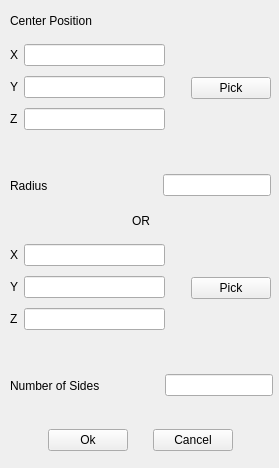
First picture: the form in src/OpenParEMg/PolycircleEditForm.ui, repository OpenParEM/OpenParEM, before the edit.
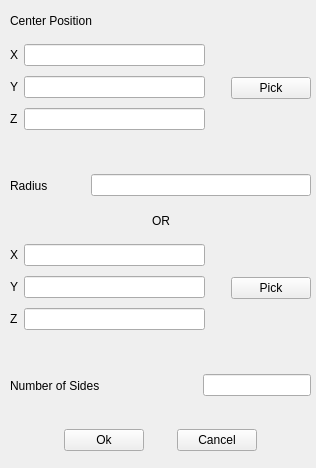
Second picture: the form after the edit. Custom widgets are drawn as their Qt base class.

Commit message: updated input forms for field width and form location

What changed in the file:
```diff
--- a/src/OpenParEMg/PolycircleEditForm.ui
+++ b/src/OpenParEMg/PolycircleEditForm.ui
@@ -6,7 +6,7 @@
    <rect>
     <x>0</x>
     <y>0</y>
-    <width>279</width>
+    <width>316</width>
     <height>468</height>
    </rect>
   </property>
@@ -18,7 +18,7 @@
     <rect>
      <x>10</x>
      <y>420</y>
-     <width>261</width>
+     <width>301</width>
      <height>41</height>
     </rect>
    </property>
@@ -115,7 +115,7 @@
     <rect>
      <x>10</x>
      <y>370</y>
-     <width>263</width>
+     <width>301</width>
      <height>31</height>
     </rect>
    </property>
@@ -147,7 +147,7 @@
     <rect>
      <x>10</x>
      <y>40</y>
-     <width>261</width>
+     <width>301</width>
      <height>97</height>
     </rect>
    </property>
@@ -243,7 +243,7 @@
     <rect>
      <x>10</x>
      <y>10</y>
-     <width>261</width>
+     <width>301</width>
      <height>22</height>
     </rect>
    </property>
@@ -275,13 +275,19 @@
     <rect>
      <x>10</x>
      <y>170</y>
-     <width>261</width>
+     <width>301</width>
      <height>31</height>
     </rect>
    </property>
    <layout class="QHBoxLayout" name="horizontalLayout_6">
     <item>
      <widget class="QLabel" name="label_5">
+      <property name="minimumSize">
+       <size>
+        <width>75</width>
+        <height>0</height>
+       </size>
+      </property>
       <property name="text">
        <string>Radius</string>
       </property>
@@ -290,7 +296,7 @@
     <item>
      <widget class="CustomLineEdit" name="radius">
       <property name="sizePolicy">
-       <sizepolicy hsizetype="Fixed" vsizetype="Fixed">
+       <sizepolicy hsizetype="Expanding" vsizetype="Fixed">
         <horstretch>0</horstretch>
         <verstretch>0</verstretch>
        </sizepolicy>
@@ -307,7 +313,7 @@
     <rect>
      <x>10</x>
      <y>210</y>
-     <width>261</width>
+     <width>301</width>
      <height>22</height>
     </rect>
    </property>
@@ -352,7 +358,7 @@
     <rect>
      <x>10</x>
      <y>240</y>
-     <width>261</width>
+     <width>301</width>
      <height>97</height>
     </rect>
    </property>
```
The commit also changes 14 other files.
